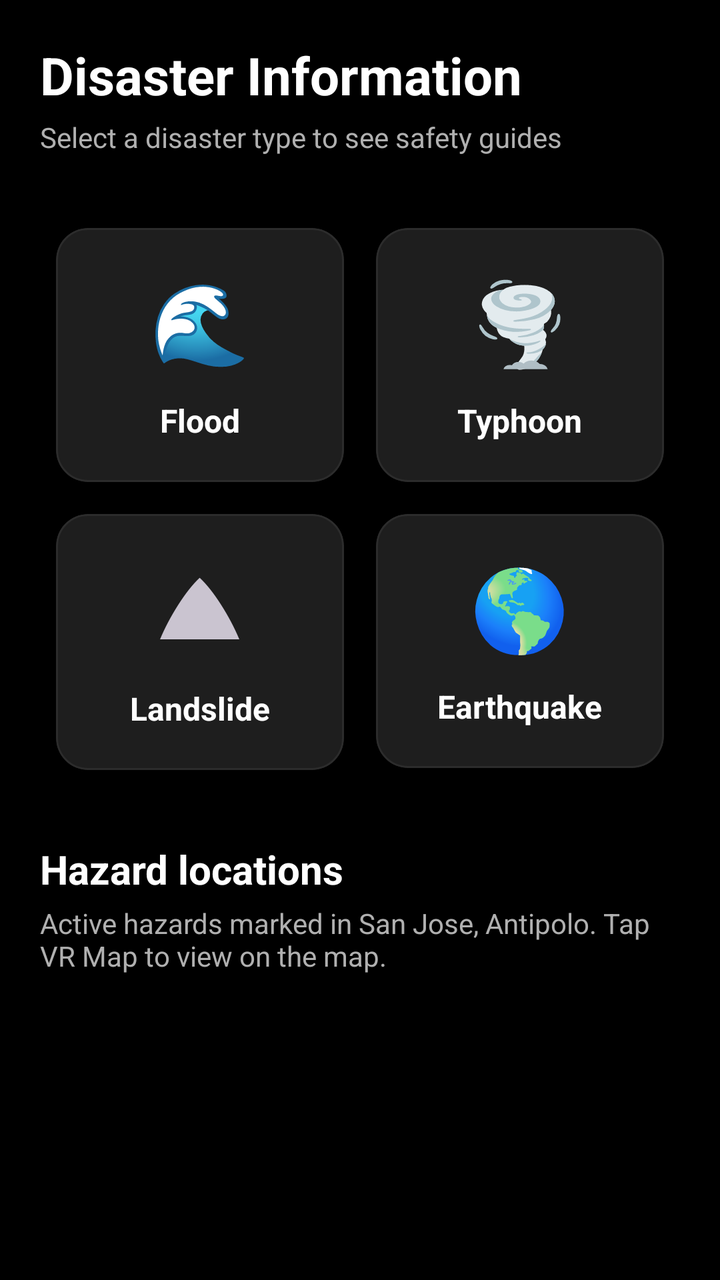
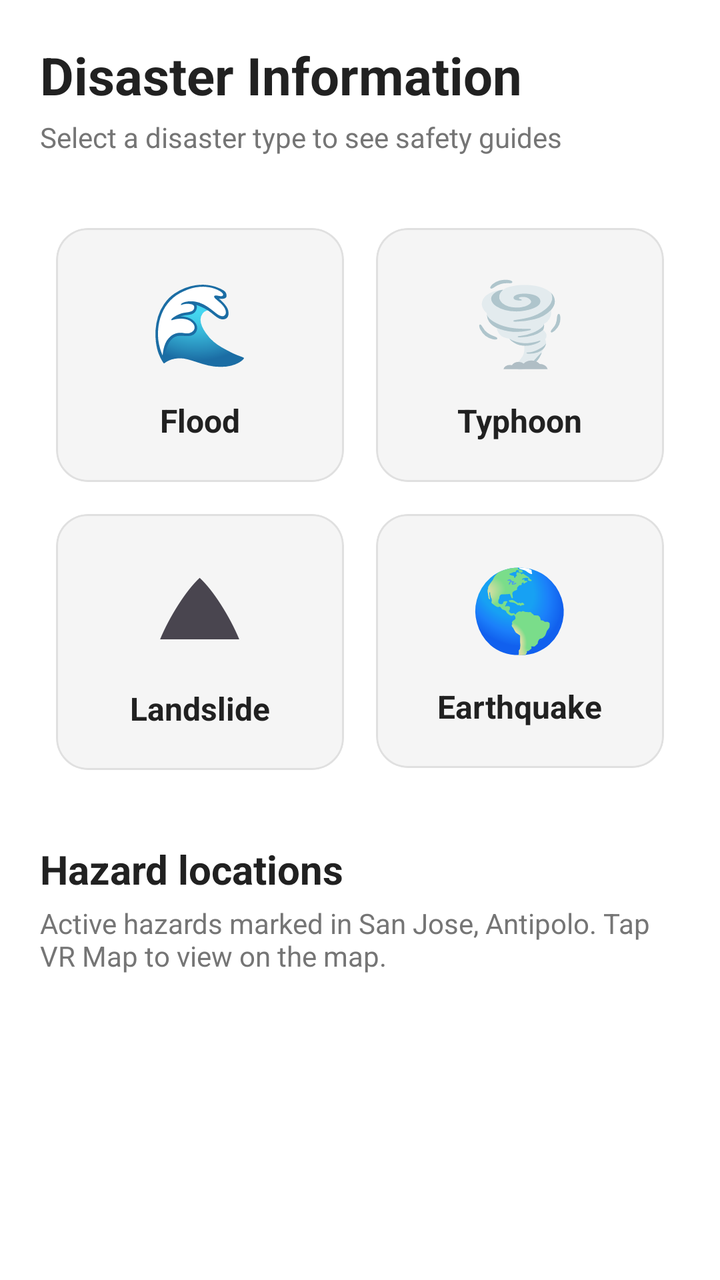

Before-and-after screenshots of an Android layout around one commit, followed by the original layout XML and the change that was made.
<!-- AndroidManifest.xml: application theme Theme.Resilio -->
<!-- res/layout/fragment_disaster_awareness.xml -->
<?xml version="1.0" encoding="utf-8"?>
<androidx.coordinatorlayout.widget.CoordinatorLayout xmlns:android="http://schemas.android.com/apk/res/android"
    xmlns:app="http://schemas.android.com/apk/res-auto"
    android:layout_width="match_parent"
    android:layout_height="match_parent"
    android:background="@color/background_dark">

    <com.google.android.material.appbar.AppBarLayout
        android:layout_width="match_parent"
        android:layout_height="wrap_content"
        android:background="@color/background_dark"
        app:elevation="0dp">

        <LinearLayout
            android:layout_width="match_parent"
            android:layout_height="wrap_content"
            android:orientation="vertical"
            android:padding="20dp">

            <TextView
                android:layout_width="wrap_content"
                android:layout_height="wrap_content"
                android:text="@string/disaster_info_title"
                android:textSize="26sp"
                android:textStyle="bold"
                android:textColor="@color/text_primary" />

            <TextView
                android:layout_width="wrap_content"
                android:layout_height="wrap_content"
                android:text="Select a disaster type to see safety guides"
                android:textSize="14sp"
                android:textColor="@color/text_secondary"
                android:layout_marginTop="4dp"/>
        </LinearLayout>
    </com.google.android.material.appbar.AppBarLayout>

    <androidx.core.widget.NestedScrollView
        android:layout_width="match_parent"
        android:layout_height="match_parent"
        app:layout_behavior="@string/appbar_scrolling_view_behavior">

        <LinearLayout
            android:layout_width="match_parent"
            android:layout_height="wrap_content"
            android:orientation="vertical"
            android:paddingHorizontal="20dp"
            android:paddingTop="8dp"
            android:paddingBottom="24dp">

            <GridLayout
                android:layout_width="match_parent"
                android:layout_height="wrap_content"
                android:columnCount="2">

            
            <com.google.android.material.card.MaterialCardView
                android:id="@+id/card_flood"
                android:layout_width="0dp"
                android:layout_height="wrap_content"
                android:layout_columnWeight="1"
                android:layout_margin="8dp"
                app:cardCornerRadius="16dp"
                app:cardBackgroundColor="@color/surface_dark"
                app:strokeWidth="1dp"
                app:strokeColor="@color/divider_color"
                android:clickable="true"
                android:focusable="true">
                <LinearLayout
                    android:layout_width="match_parent"
                    android:layout_height="wrap_content"
                    android:orientation="vertical"
                    android:padding="20dp"
                    android:gravity="center">
                    <TextView
                        android:layout_width="wrap_content"
                        android:layout_height="wrap_content"
                        android:text="🌊"
                        android:textSize="40sp"/>
                    <TextView
                        android:layout_width="wrap_content"
                        android:layout_height="wrap_content"
                        android:text="@string/filter_flood"
                        android:textColor="@color/text_primary"
                        android:textStyle="bold"
                        android:textSize="16sp"
                        android:layout_marginTop="12dp"/>
                </LinearLayout>
            </com.google.android.material.card.MaterialCardView>

            
            <com.google.android.material.card.MaterialCardView
                android:id="@+id/card_typhoon"
                android:layout_width="0dp"
                android:layout_height="wrap_content"
                android:layout_columnWeight="1"
                android:layout_margin="8dp"
                app:cardCornerRadius="16dp"
                app:cardBackgroundColor="@color/surface_dark"
                app:strokeWidth="1dp"
                app:strokeColor="@color/divider_color"
                android:clickable="true"
                android:focusable="true">
                <LinearLayout
                    android:layout_width="match_parent"
                    android:layout_height="wrap_content"
                    android:orientation="vertical"
                    android:padding="20dp"
                    android:gravity="center">
                    <TextView
                        android:layout_width="wrap_content"
                        android:layout_height="wrap_content"
                        android:text="🌪"
                        android:textSize="40sp"/>
                    <TextView
                        android:layout_width="wrap_content"
                        android:layout_height="wrap_content"
                        android:text="@string/filter_typhoon"
                        android:textColor="@color/text_primary"
                        android:textStyle="bold"
                        android:textSize="16sp"
                        android:layout_marginTop="12dp"/>
                </LinearLayout>
            </com.google.android.material.card.MaterialCardView>

            
            <com.google.android.material.card.MaterialCardView
                android:id="@+id/card_landslide"
                android:layout_width="0dp"
                android:layout_height="wrap_content"
                android:layout_columnWeight="1"
                android:layout_margin="8dp"
                app:cardCornerRadius="16dp"
                app:cardBackgroundColor="@color/surface_dark"
                app:strokeWidth="1dp"
                app:strokeColor="@color/divider_color"
                android:clickable="true"
                android:focusable="true">
                <LinearLayout
                    android:layout_width="match_parent"
                    android:layout_height="wrap_content"
                    android:orientation="vertical"
                    android:padding="20dp"
                    android:gravity="center">
                    <TextView
                        android:layout_width="wrap_content"
                        android:layout_height="wrap_content"
                        android:text="⛰"
                        android:textSize="40sp"/>
                    <TextView
                        android:layout_width="wrap_content"
                        android:layout_height="wrap_content"
                        android:text="@string/filter_landslide"
                        android:textColor="@color/text_primary"
                        android:textStyle="bold"
                        android:textSize="16sp"
                        android:layout_marginTop="12dp"/>
                </LinearLayout>
            </com.google.android.material.card.MaterialCardView>

            
            <com.google.android.material.card.MaterialCardView
                android:id="@+id/card_earthquake"
                android:layout_width="0dp"
                android:layout_height="wrap_content"
                android:layout_columnWeight="1"
                android:layout_margin="8dp"
                app:cardCornerRadius="16dp"
                app:cardBackgroundColor="@color/surface_dark"
                app:strokeWidth="1dp"
                app:strokeColor="@color/divider_color"
                android:clickable="true"
                android:focusable="true">
                <LinearLayout
                    android:layout_width="match_parent"
                    android:layout_height="wrap_content"
                    android:orientation="vertical"
                    android:padding="20dp"
                    android:gravity="center">
                    <TextView
                        android:layout_width="wrap_content"
                        android:layout_height="wrap_content"
                        android:text="🌎"
                        android:textSize="40sp"/>
                    <TextView
                        android:layout_width="wrap_content"
                        android:layout_height="wrap_content"
                        android:text="@string/filter_earthquake"
                        android:textColor="@color/text_primary"
                        android:textStyle="bold"
                        android:textSize="16sp"
                        android:layout_marginTop="12dp"/>
                </LinearLayout>
            </com.google.android.material.card.MaterialCardView>

            </GridLayout>

            <LinearLayout
                android:id="@+id/hazard_locations_section"
                android:layout_width="match_parent"
                android:layout_height="wrap_content"
                android:layout_marginTop="28dp"
                android:orientation="vertical">

                <TextView
                    android:layout_width="wrap_content"
                    android:layout_height="wrap_content"
                    android:text="@string/hazard_locations_title"
                    android:textColor="@color/text_primary"
                    android:textSize="20sp"
                    android:textStyle="bold" />

                <TextView
                    android:layout_width="match_parent"
                    android:layout_height="wrap_content"
                    android:layout_marginTop="4dp"
                    android:text="@string/hazard_locations_subtitle"
                    android:textColor="@color/text_secondary"
                    android:textSize="14sp" />

                <com.google.android.material.button.MaterialButton
                    android:id="@+id/btn_add_hazard_location"
                    style="@style/Widget.Resilio.EvacuationActionButton.Outlined"
                    android:layout_width="match_parent"
                    android:layout_height="48dp"
                    android:layout_marginTop="16dp"
                    android:text="@string/add_hazard_location"
                    android:textColor="@color/text_primary"
                    android:visibility="gone"
                    app:icon="@drawable/ic_location_on"
                    app:iconTint="@color/gold_accent"
                    app:strokeColor="@color/gold_accent" />

                <TextView
                    android:id="@+id/tv_no_hazard_locations"
                    android:layout_width="match_parent"
                    android:layout_height="wrap_content"
                    android:layout_marginTop="16dp"
                    android:text="@string/no_hazard_locations"
                    android:textColor="@color/text_secondary"
                    android:textSize="14sp"
                    android:visibility="gone" />

                <LinearLayout
                    android:id="@+id/hazard_location_container"
                    android:layout_width="match_parent"
                    android:layout_height="wrap_content"
                    android:layout_marginTop="16dp"
                    android:orientation="vertical" />
            </LinearLayout>
        </LinearLayout>
    </androidx.core.widget.NestedScrollView>

</androidx.coordinatorlayout.widget.CoordinatorLayout>
<!-- resources referenced by this layout -->
<resources>
  <color name="background_dark">#000000</color>
  <color name="divider_color">#2C2C2C</color>
  <color name="gold_accent">#FFD700</color>
  <color name="surface_dark">#1E1E1E</color>
  <color name="text_primary">#FFFFFF</color>
  <color name="text_secondary">#B0B0B0</color>
  <!-- drawable ic_location_on (drawable) -->
  <?xml version="1.0" encoding="utf-8"?>
  <vector xmlns:android="http://schemas.android.com/apk/res/android"
      android:width="24dp"
      android:height="24dp"
      android:viewportWidth="24"
      android:viewportHeight="24">
      <path
          android:fillColor="#FF000000"
          android:pathData="M12,2C8.13,2 5,5.13 5,9c0,5.25 7,13 7,13s7,-7.75 7,-13c0,-3.87 -3.13,-7 -7,-7zM12,11.5c-1.38,0 -2.5,-1.12 -2.5,-2.5s1.12,-2.5 2.5,-2.5 2.5,1.12 2.5,2.5 -1.12,2.5 -2.5,2.5z" />
  </vector>
  <string name="add_hazard_location">Add hazard</string>
  <string name="disaster_info_title">Disaster Information</string>
  <string name="filter_earthquake">Earthquake</string>
  <string name="filter_flood">Flood</string>
  <string name="filter_landslide">Landslide</string>
  <string name="filter_typhoon">Typhoon</string>
  <string name="hazard_locations_subtitle">Active hazards marked in San Jose, Antipolo. Tap VR Map to view on the map.</string>
  <string name="hazard_locations_title">Hazard locations</string>
  <string name="no_hazard_locations">No hazard locations have been marked yet.</string>
  <style name="Widget.Resilio.EvacuationActionButton.Outlined" parent="Widget.Material3.Button.OutlinedButton">
          <item name="android:layout_height">48dp</item>
          <item name="android:minHeight">48dp</item>
          <item name="android:insetTop">0dp</item>
          <item name="android:insetBottom">0dp</item>
          <item name="android:textSize">13sp</item>
          <item name="android:maxLines">1</item>
          <item name="android:ellipsize">end</item>
          <item name="cornerRadius">12dp</item>
          <item name="iconSize">20dp</item>
          <item name="iconGravity">textStart</item>
          <item name="iconPadding">6dp</item>
          <item name="strokeColor">@color/divider_color</item>
      </style>
  <style name="Theme.Resilio" parent="Base.Theme.Resilio" />
  <style name="Base.Theme.Resilio" parent="Theme.Material3.Dark.NoActionBar">
          
          <item name="colorPrimary">@color/gold_accent</item>
          <item name="colorOnPrimary">@color/background_dark</item>
          <item name="colorSecondary">@color/secondary_blue</item>
          <item name="colorOnSecondary">@color/white</item>
          <item name="colorTertiary">@color/primary_green</item>
          <item name="android:windowBackground">@color/background_dark</item>
          <item name="android:textColorPrimary">@color/text_primary</item>
          <item name="android:textColorSecondary">@color/text_secondary</item>
      </style>
  <color name="secondary_blue">#2196F3</color>
  <color name="white">#FFFFFFFF</color>
  <color name="primary_green">#4CAF50</color>
</resources>

<!-- the commit's change to res/layout/fragment_disaster_awareness.xml (unified diff, before → after) -->
@@ -3,12 +3,12 @@
     xmlns:app="http://schemas.android.com/apk/res-auto"
     android:layout_width="match_parent"
     android:layout_height="match_parent"
-    android:background="@color/background_dark">
+    android:background="@color/background">
 
     <com.google.android.material.appbar.AppBarLayout
         android:layout_width="match_parent"
         android:layout_height="wrap_content"
-        android:background="@color/background_dark"
+        android:background="@color/background"
         app:elevation="0dp">
 
         <LinearLayout
@@ -61,7 +61,7 @@
                 android:layout_columnWeight="1"
                 android:layout_margin="8dp"
                 app:cardCornerRadius="16dp"
-                app:cardBackgroundColor="@color/surface_dark"
+                app:cardBackgroundColor="@color/surface"
                 app:strokeWidth="1dp"
                 app:strokeColor="@color/divider_color"
                 android:clickable="true"
@@ -96,7 +96,7 @@
                 android:layout_columnWeight="1"
                 android:layout_margin="8dp"
                 app:cardCornerRadius="16dp"
-                app:cardBackgroundColor="@color/surface_dark"
+                app:cardBackgroundColor="@color/surface"
                 app:strokeWidth="1dp"
                 app:strokeColor="@color/divider_color"
                 android:clickable="true"
@@ -131,7 +131,7 @@
                 android:layout_columnWeight="1"
                 android:layout_margin="8dp"
                 app:cardCornerRadius="16dp"
-                app:cardBackgroundColor="@color/surface_dark"
+                app:cardBackgroundColor="@color/surface"
                 app:strokeWidth="1dp"
                 app:strokeColor="@color/divider_color"
                 android:clickable="true"
@@ -166,7 +166,7 @@
                 android:layout_columnWeight="1"
                 android:layout_margin="8dp"
                 app:cardCornerRadius="16dp"
-                app:cardBackgroundColor="@color/surface_dark"
+                app:cardBackgroundColor="@color/surface"
                 app:strokeWidth="1dp"
                 app:strokeColor="@color/divider_color"
                 android:clickable="true"
<!-- resource entries referenced after the edit -->
@@ -1,11 +1,11 @@
 <!-- resources referenced by this layout -->
 <resources>
-  <color name="background_dark">#000000</color>
-  <color name="divider_color">#2C2C2C</color>
+  <color name="background">#FFFFFF</color>
+  <color name="divider_color">#E0E0E0</color>
   <color name="gold_accent">#FFD700</color>
-  <color name="surface_dark">#1E1E1E</color>
-  <color name="text_primary">#FFFFFF</color>
-  <color name="text_secondary">#B0B0B0</color>
+  <color name="surface">#F5F5F5</color>
+  <color name="text_primary">#212121</color>
+  <color name="text_secondary">#757575</color>
   <!-- drawable ic_location_on (drawable) -->
   <?xml version="1.0" encoding="utf-8"?>
   <vector xmlns:android="http://schemas.android.com/apk/res/android"
@@ -41,17 +41,18 @@
           <item name="strokeColor">@color/divider_color</item>
       </style>
   <style name="Theme.Resilio" parent="Base.Theme.Resilio" />
-  <style name="Base.Theme.Resilio" parent="Theme.Material3.Dark.NoActionBar">
+  <style name="Base.Theme.Resilio" parent="Theme.Material3.DayNight.NoActionBar">
           
           <item name="colorPrimary">@color/gold_accent</item>
-          <item name="colorOnPrimary">@color/background_dark</item>
+          <item name="colorOnPrimary">@color/black</item>
           <item name="colorSecondary">@color/secondary_blue</item>
           <item name="colorOnSecondary">@color/white</item>
           <item name="colorTertiary">@color/primary_green</item>
-          <item name="android:windowBackground">@color/background_dark</item>
+          <item name="android:windowBackground">@color/background</item>
           <item name="android:textColorPrimary">@color/text_primary</item>
           <item name="android:textColorSecondary">@color/text_secondary</item>
       </style>
+  <color name="black">#FF000000</color>
   <color name="secondary_blue">#2196F3</color>
   <color name="white">#FFFFFFFF</color>
   <color name="primary_green">#4CAF50</color>
